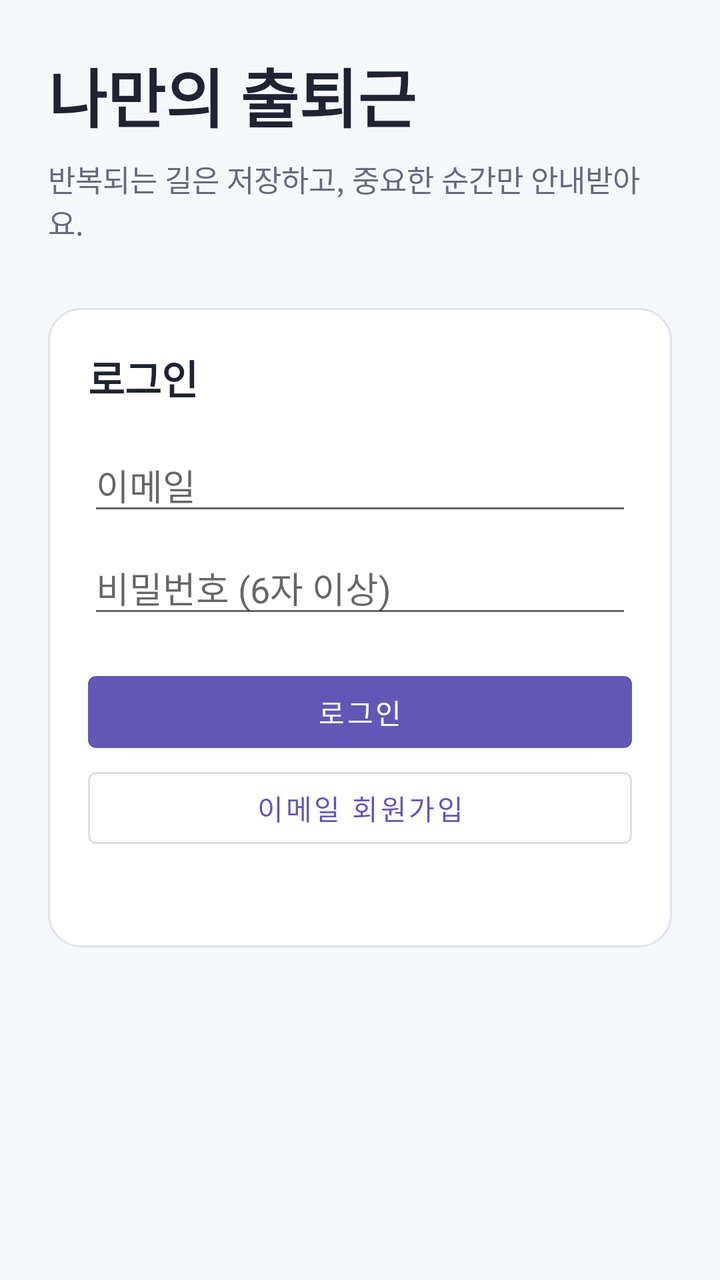
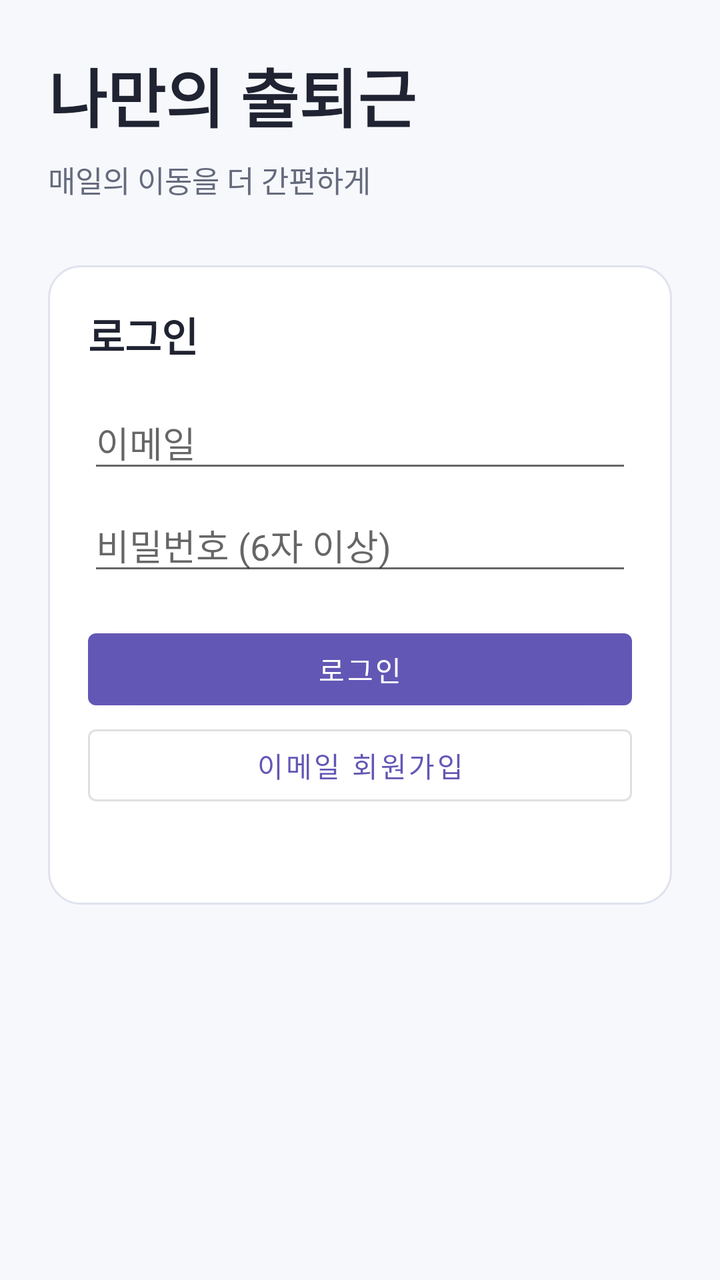

The first picture is an Android layout as it rendered before a commit; the second is the same layout after the commit. The layout source and the unified diff follow.
<!-- AndroidManifest.xml: application theme Theme.MyCommute -->
<!-- res/layout/activity_login.xml -->
<?xml version="1.0" encoding="utf-8"?>
<ScrollView xmlns:android="http://schemas.android.com/apk/res/android"
    android:layout_width="match_parent" android:layout_height="match_parent"
    android:fillViewport="true" android:padding="24dp">
    <LinearLayout android:layout_width="match_parent" android:layout_height="wrap_content"
        android:layout_gravity="center" android:orientation="vertical">
        <TextView android:layout_width="match_parent" android:layout_height="wrap_content"
            android:text="나만의 출퇴근" android:textColor="@color/text_primary" android:textStyle="bold" android:textSize="32sp"/>
        <TextView android:layout_width="match_parent" android:layout_height="wrap_content"
            android:layout_marginTop="8dp" android:text="반복되는 길은 저장하고, 중요한 순간만 안내받아요."
            android:textColor="@color/text_secondary" android:textSize="15sp" />
        <LinearLayout android:layout_width="match_parent" android:layout_height="wrap_content"
            android:layout_marginTop="32dp" android:background="@drawable/bg_card"
            android:padding="20dp" android:orientation="vertical">
            <TextView style="@style/Text.Section" android:layout_width="match_parent" android:layout_height="wrap_content" android:text="로그인"/>
            <EditText android:id="@+id/inputEmail" android:layout_width="match_parent" android:layout_height="wrap_content"
                android:layout_marginTop="16dp" android:hint="이메일" android:inputType="textEmailAddress" android:singleLine="true"/>
            <EditText android:id="@+id/inputPassword" android:layout_width="match_parent" android:layout_height="wrap_content"
                android:layout_marginTop="8dp" android:hint="비밀번호 (6자 이상)" android:inputType="textPassword" android:singleLine="true"/>
            <com.google.android.material.button.MaterialButton android:id="@+id/btnLogin" android:layout_width="match_parent"
                android:layout_height="wrap_content" android:layout_marginTop="18dp" android:text="로그인"/>
            <com.google.android.material.button.MaterialButton android:id="@+id/btnRegister" android:layout_width="match_parent"
                android:layout_height="wrap_content" style="@style/Widget.MaterialComponents.Button.OutlinedButton" android:text="이메일 회원가입"/>
            <TextView android:id="@+id/textAuthStatus" android:layout_width="match_parent" android:layout_height="wrap_content"
                android:layout_marginTop="8dp" android:textColor="@color/text_secondary" android:textSize="13sp"/>
        </LinearLayout>
    </LinearLayout>
</ScrollView>
<!-- resources referenced by this layout -->
<resources>
  <color name="text_primary">#202331</color>
  <color name="text_secondary">#656B7D</color>
  <!-- drawable bg_card (drawable) -->
  <shape xmlns:android="http://schemas.android.com/apk/res/android">
      <solid android:color="@color/surface" />
      <corners android:radius="16dp" />
      <stroke android:width="1dp" android:color="@color/border" />
  </shape>
  <style name="Text.Section" parent="">
          <item name="android:textSize">20sp</item>
          <item name="android:textStyle">bold</item>
          <item name="android:textColor">@color/text_primary</item>
      </style>
  <style name="Theme.MyCommute" parent="Theme.MaterialComponents.DayNight.NoActionBar">
          <item name="colorPrimary">@color/primary</item>
          <item name="colorPrimaryVariant">@color/primary_dark</item>
          <item name="colorOnPrimary">@android:color/white</item>
          <item name="android:statusBarColor">@color/primary_dark</item>
          <item name="android:navigationBarColor">@color/background</item>
          <item name="android:windowBackground">@color/background</item>
          <item name="fontFamily">sans</item>
      </style>
  <color name="surface">#FFFFFF</color>
  <color name="border">#E0E2EE</color>
  <color name="primary">#6357B5</color>
  <color name="primary_dark">#42368E</color>
  <color name="background">#F7F8FC</color>
</resources>

<!-- the commit's change to res/layout/activity_login.xml (unified diff, before → after) -->
@@ -7,7 +7,7 @@
         <TextView android:layout_width="match_parent" android:layout_height="wrap_content"
             android:text="나만의 출퇴근" android:textColor="@color/text_primary" android:textStyle="bold" android:textSize="32sp"/>
         <TextView android:layout_width="match_parent" android:layout_height="wrap_content"
-            android:layout_marginTop="8dp" android:text="반복되는 길은 저장하고, 중요한 순간만 안내받아요."
+            android:layout_marginTop="8dp" android:text="매일의 이동을 더 간편하게"
             android:textColor="@color/text_secondary" android:textSize="15sp" />
         <LinearLayout android:layout_width="match_parent" android:layout_height="wrap_content"
             android:layout_marginTop="32dp" android:background="@drawable/bg_card"
